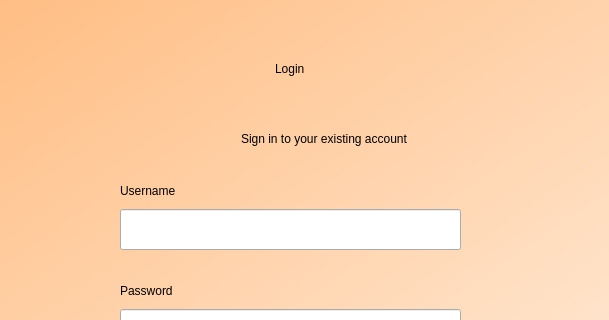
First picture: the form in login.ui, repository cnTalon/READ, before the edit; both pictures show x 320 to 929 and y 81 to 401 of the 1200 by 802 pixel window.
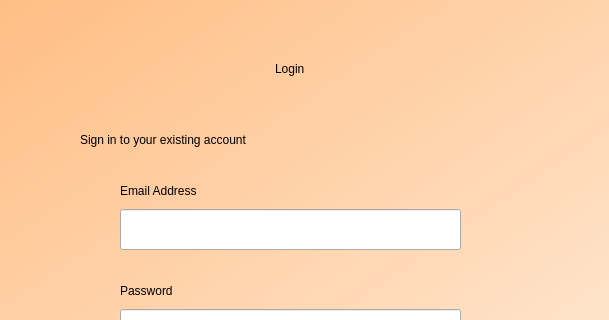
Second picture: the form after the edit.

Commit message: fixed some error checking in LoginScreen class

What changed in the file:
```diff
--- a/login.ui
+++ b/login.ui
@@ -111,14 +111,14 @@
    <widget class="QWidget" name="verticalLayoutWidget_2">
     <property name="geometry">
      <rect>
-      <x>440</x>
+      <x>400</x>
       <y>200</y>
       <width>409</width>
       <height>41</height>
      </rect>
     </property>
     <layout class="QVBoxLayout" name="verticalLayout_2">
-     <item alignment="Qt::AlignHCenter|Qt::AlignVCenter">
+     <item>
       <widget class="QLabel" name="label_2">
        <property name="styleSheet">
         <string notr="true">font: 18pt &quot;DengXian&quot;; color: rgb(0, 0, 0)</string>
@@ -146,7 +146,7 @@
         <string notr="true">font: 75 12pt &quot;DengXian&quot;;</string>
        </property>
        <property name="text">
-        <string>Username</string>
+        <string>Email Address</string>
        </property>
       </widget>
      </item>
```
The commit also changes 4 other files.
